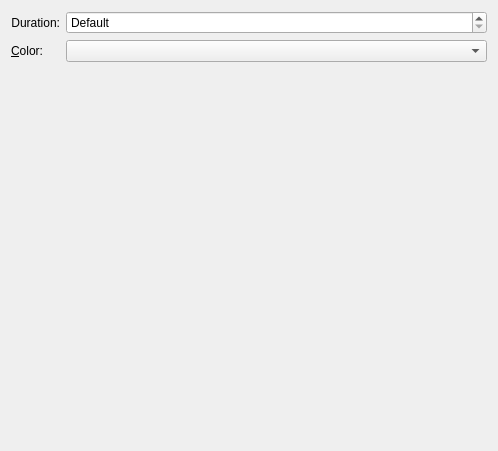
First picture: the form in kwin/kwin4_effect_energize_a/config.ui, repository Schneegans/Burn-My-Windows, before the edit.
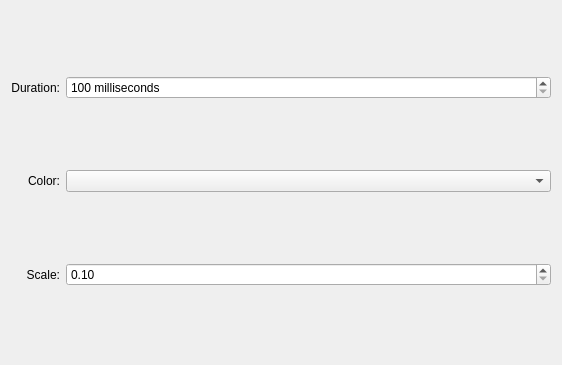
Second picture: the form after the edit. Custom widgets are drawn as their Qt base class.

Commit message: :wrench: Update kwin settings ui

```diff
--- a/kwin/kwin4_effect_energize_a/config.ui
+++ b/kwin/kwin4_effect_energize_a/config.ui
@@ -6,11 +6,11 @@
       <rect>
         <x>0</x>
         <y>0</y>
-        <width>498</width>
-        <height>451</height>
-      </rect>
-    </property>
-    <layout class="QFormLayout" name="formLayout">
+    <width>562</width>
+    <height>365</height>
+   </rect>
+  </property>
+  <layout class="QGridLayout" name="gridLayout">
       <item row="0" column="0">
         <widget class="QLabel" name="label">
           <property name="text">
@@ -24,7 +24,7 @@
       <item row="1" column="0">
         <widget class="QLabel" name="label_2">
           <property name="text">
-            <string>&amp;Color:</string>
+      <string>Color:</string>
           </property>
           <property name="alignment">
             <set>Qt::AlignRight|Qt::AlignTrailing|Qt::AlignVCenter</set>
@@ -44,20 +44,37 @@
           </property>
         </widget>
       </item>
+   <item row="2" column="0">
+    <widget class="QLabel" name="label_3">
+     <property name="text">
+      <string>Scale:</string>
+     </property>
+     <property name="alignment">
+      <set>Qt::AlignRight|Qt::AlignTrailing|Qt::AlignVCenter</set>
+     </property>
+     <property name="buddy">
+      <cstring>kcfg_Color</cstring>
+     </property>
+    </widget>
+   </item>
+   <item row="2" column="1">
+    <widget class="QDoubleSpinBox" name="kcfg_Scale">
+     <property name="minimum">
+      <double>0.100000000000000</double>
+     </property>
+     <property name="maximum">
+      <double>10.000000000000000</double>
+     </property>
+    </widget>
+   </item>
       <item row="0" column="1">
         <widget class="QSpinBox" name="kcfg_Duration">
-          <property name="sizePolicy">
-            <sizepolicy hsizetype="Expanding" vsizetype="Fixed">
-              <horstretch>0</horstretch>
-              <verstretch>0</verstretch>
-            </sizepolicy>
-          </property>
-          <property name="specialValueText">
-            <string>Default</string>
-          </property>
           <property name="suffix">
             <string> milliseconds</string>
           </property>
+     <property name="minimum">
+      <number>100</number>
+     </property>
           <property name="maximum">
             <number>9999</number>
           </property>
```
Left out of the diff: 2 changed lines with no effect on the pictures. Lines whose indentation alone changed are shown as unchanged. The commit also changes 1 other file.
